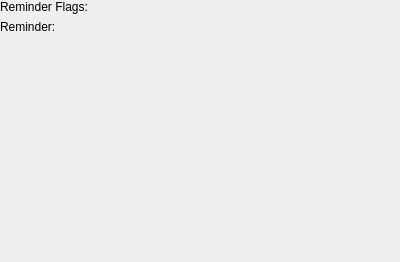
Old version of the form src/linakdeskapp/ui/device_settings_widget.ui in the repository anetczuk/LinakDeskApp.
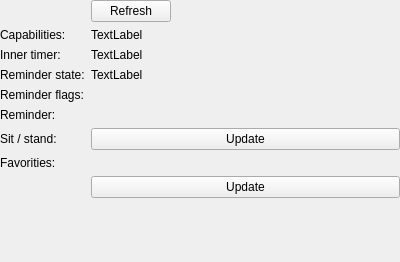
New version of the form.

Commit message: Handle reminders and favorities

What changed in the file:
```diff
--- a/src/linakdeskapp/ui/device_settings_widget.ui
+++ b/src/linakdeskapp/ui/device_settings_widget.ui
@@ -14,6 +14,9 @@
    <string>Device Settings</string>
   </property>
   <layout class="QFormLayout" name="formLayout">
+   <property name="fieldGrowthPolicy">
+    <enum>QFormLayout::AllNonFixedFieldsGrow</enum>
+   </property>
    <property name="leftMargin">
     <number>0</number>
    </property>
@@ -26,26 +29,140 @@
    <property name="bottomMargin">
     <number>0</number>
    </property>
-   <item row="0" column="0">
-    <widget class="QLabel" name="reminderFlagsText">
-     <property name="text">
-      <string>Reminder Flags:</string>
-     </property>
-    </widget>
-   </item>
    <item row="0" column="1">
+    <layout class="QHBoxLayout" name="horizontalLayout">
+     <item>
+      <widget class="QPushButton" name="refreshPB">
+       <property name="text">
+        <string>Refresh</string>
+       </property>
+      </widget>
+     </item>
+     <item>
+      <spacer name="horizontalSpacer">
+       <property name="orientation">
+        <enum>Qt::Horizontal</enum>
+       </property>
+       <property name="sizeHint" stdset="0">
+        <size>
+         <width>40</width>
+         <height>20</height>
+        </size>
+       </property>
+      </spacer>
+     </item>
+    </layout>
+   </item>
+   <item row="4" column="0">
+    <widget class="QLabel" name="reminderFlagsText">
+     <property name="text">
+      <string>Reminder flags:</string>
+     </property>
+    </widget>
+   </item>
+   <item row="4" column="1">
     <layout class="QHBoxLayout" name="reminderFlagsLayout"/>
    </item>
-   <item row="1" column="0">
+   <item row="5" column="0">
     <widget class="QLabel" name="reminderText">
      <property name="text">
       <string>Reminder:</string>
      </property>
     </widget>
    </item>
-   <item row="1" column="1">
+   <item row="5" column="1">
     <layout class="QHBoxLayout" name="reminderLayout"/>
    </item>
+   <item row="1" column="0">
+    <widget class="QLabel" name="capsText">
+     <property name="text">
+      <string>Capabilities:</string>
+     </property>
+    </widget>
+   </item>
+   <item row="1" column="1">
+    <widget class="QLabel" name="capsLabel">
+     <property name="text">
+      <string>TextLabel</string>
+     </property>
+    </widget>
+   </item>
+   <item row="3" column="0">
+    <widget class="QLabel" name="reminderStateText">
+     <property name="text">
+      <string>Reminder state:</string>
+     </property>
+    </widget>
+   </item>
+   <item row="3" column="1">
+    <widget class="QLabel" name="reminderStateLabel">
+     <property name="text">
+      <string>TextLabel</string>
+     </property>
+    </widget>
+   </item>
+   <item row="6" column="0">
+    <widget class="QLabel" name="sitStandText">
+     <property name="text">
+      <string>Sit / stand:</string>
+     </property>
+    </widget>
+   </item>
+   <item row="6" column="1">
+    <layout class="QHBoxLayout" name="horizontalLayout_2">
+     <item>
+      <layout class="QHBoxLayout" name="remSpinLayout"/>
+     </item>
+     <item>
+      <widget class="QPushButton" name="remUpdatePB">
+       <property name="text">
+        <string>Update</string>
+       </property>
+      </widget>
+     </item>
+    </layout>
+   </item>
+   <item row="2" column="0">
+    <widget class="QLabel" name="opCounterText">
+     <property name="text">
+      <string>Inner timer:</string>
+     </property>
+    </widget>
+   </item>
+   <item row="2" column="1">
+    <widget class="QLabel" name="counterLabel">
+     <property name="text">
+      <string>TextLabel</string>
+     </property>
+    </widget>
+   </item>
+   <item row="7" column="0">
+    <widget class="QLabel" name="favText">
+     <property name="text">
+      <string>Favorities:</string>
+     </property>
+    </widget>
+   </item>
+   <item row="7" column="1">
+    <layout class="QHBoxLayout" name="favLayout"/>
+   </item>
+   <item row="8" column="1">
+    <layout class="QHBoxLayout" name="horizontalLayout_3">
+     <property name="topMargin">
+      <number>0</number>
+     </property>
+     <item>
+      <layout class="QHBoxLayout" name="favSpinLayout"/>
+     </item>
+     <item>
+      <widget class="QPushButton" name="favUpdatePB">
+       <property name="text">
+        <string>Update</string>
+       </property>
+      </widget>
+     </item>
+    </layout>
+   </item>
   </layout>
  </widget>
  <resources/>
```
The commit also changes 9 other files.
